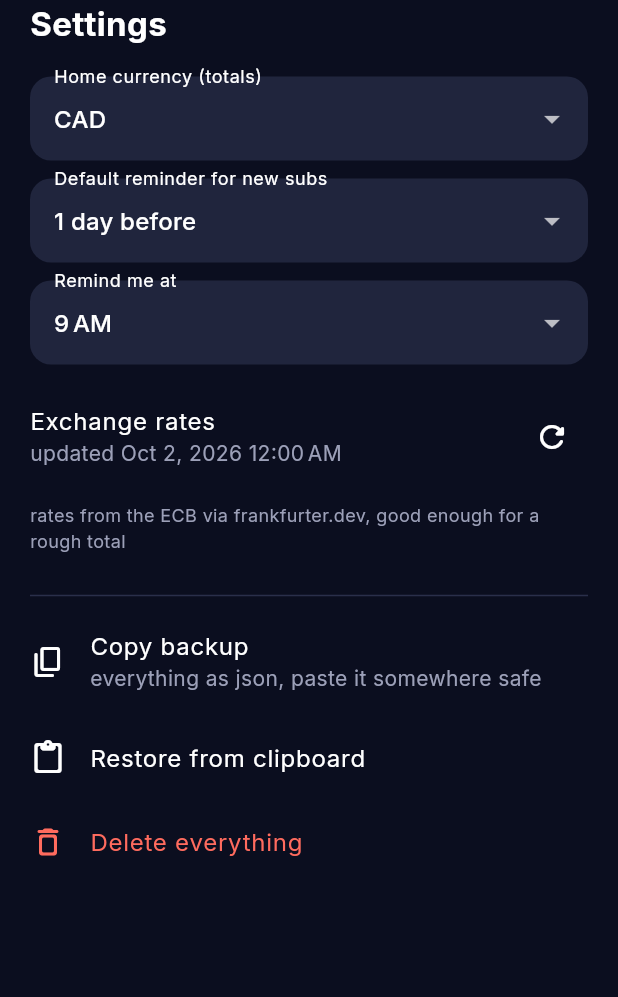
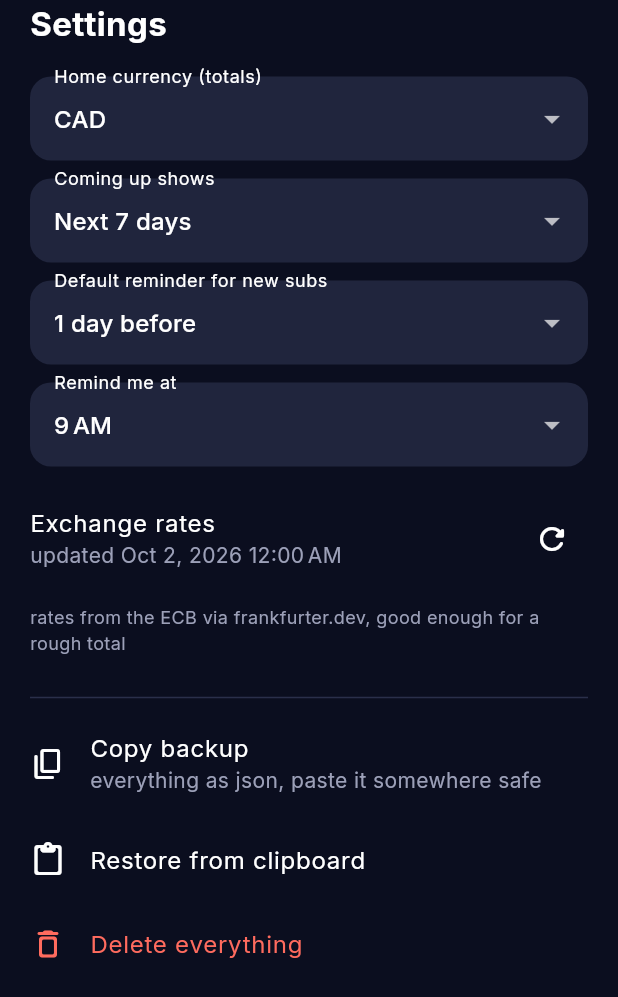
Before and after one commit to lwwdev/subdate, a Flutter app: the SettingsSheet widget shown alone on an empty page, opened directly, on a phone screen of 412 x 824 dp. Shown: the top 997 px of the screen. Run offline on Flutter 3.47's test engine with Material 3 defaults, Android fonts, the phone set to English and light mode, and no system bars; our stand-ins replace flutter_local_notifications, flutter_riverpod, flutter_timezone, google_fonts, hive_ce_flutter, image_picker and 2 more; accounts and stored records are empty.

Commit message:
coming up can show 7/14/30 days

```diff
--- a/lib/data/providers.dart
+++ b/lib/data/providers.dart
@@ -43,13 +43,15 @@ class Settings {
   final String homeCurrency;
   final int defaultRemind;
   final int notifyHour;
+  final int upcomingDays;
 
-  const Settings({this.homeCurrency = 'CAD', this.defaultRemind = 1, this.notifyHour = 9});
+  const Settings({this.homeCurrency = 'CAD', this.defaultRemind = 1, this.notifyHour = 9, this.upcomingDays = 7});
 
-  Settings copyWith({String? homeCurrency, int? defaultRemind, int? notifyHour}) => Settings(
+  Settings copyWith({String? homeCurrency, int? defaultRemind, int? notifyHour, int? upcomingDays}) => Settings(
         homeCurrency: homeCurrency ?? this.homeCurrency,
         defaultRemind: defaultRemind ?? this.defaultRemind,
         notifyHour: notifyHour ?? this.notifyHour,
+        upcomingDays: upcomingDays ?? this.upcomingDays,
       );
 }
 
@@ -61,6 +63,7 @@ class SettingsNotifier extends Notifier<Settings> {
       homeCurrency: st.get<String>('home') ?? 'CAD',
       defaultRemind: st.get<int>('remind') ?? 1,
       notifyHour: st.get<int>('hour') ?? 9,
+      upcomingDays: st.get<int>('days') ?? 7,
     );
   }
 
@@ -69,6 +72,7 @@ class SettingsNotifier extends Notifier<Settings> {
     await st.set('home', s.homeCurrency);
     await st.set('remind', s.defaultRemind);
     await st.set('hour', s.notifyHour);
+    await st.set('days', s.upcomingDays);
     state = s;
   }
 }
@@ -102,7 +106,8 @@ class Upcoming {
 
 final upcomingProvider = Provider<List<Upcoming>>((ref) {
   final now = dateOnly(ref.watch(nowProvider));
-  final end = now.add(const Duration(days: 6));
+  final days = ref.watch(settingsProvider.select((s) => s.upcomingDays));
+  final end = DateTime(now.year, now.month, now.day + days - 1);
   final out = <Upcoming>[
     for (final s in ref.watch(subsProvider))
       if (!s.paused)
--- a/lib/ui/coming_up_section.dart
+++ b/lib/ui/coming_up_section.dart
@@ -28,6 +28,7 @@ class _ComingUpSectionState extends ConsumerState<ComingUpSection> {
     final items = ref.watch(upcomingProvider);
     final total = ref.watch(upcomingTotalProvider);
     final home = ref.watch(settingsProvider).homeCurrency;
+    final days = ref.watch(settingsProvider).upcomingDays;
     final now = ref.watch(nowProvider);
     final fx = ref.watch(fxProvider);
     final open = _open.clamp(0, max(0, items.length - 1));
@@ -47,7 +48,7 @@ class _ComingUpSectionState extends ConsumerState<ComingUpSection> {
                 child: FittedBox(
                   fit: BoxFit.scaleDown,
                   child: Text(
-                    'Next 7 days, ${money(total, home)}',
+                    'Next $days days, ${money(total, home)}',
                     style: const TextStyle(color: AppColors.muted, fontSize: 14),
                   ),
                 ),
@@ -284,7 +285,7 @@ class _Empty extends StatelessWidget {
         borderRadius: BorderRadius.circular(28),
         border: Border.all(color: AppColors.cardBorder),
       ),
-      child: const Text('nothing due this week 🎉', style: TextStyle(color: AppColors.muted, fontSize: 16)),
+      child: const Text('nothing due soon 🎉', style: TextStyle(color: AppColors.muted, fontSize: 16)),
     );
   }
 }
--- a/lib/ui/settings_sheet.dart
+++ b/lib/ui/settings_sheet.dart
@@ -98,6 +98,17 @@ class _SettingsSheetState extends ConsumerState<SettingsSheet> {
             onChanged: (v) => notifier.update(settings.copyWith(homeCurrency: v)),
           ),
           const SizedBox(height: 12),
+          DropdownButtonFormField<int>(
+            initialValue: const [7, 14, 30].contains(settings.upcomingDays) ? settings.upcomingDays : 7,
+            decoration: const InputDecoration(labelText: 'Coming up shows'),
+            items: const [
+              DropdownMenuItem(value: 7, child: Text('Next 7 days')),
+              DropdownMenuItem(value: 14, child: Text('Next 14 days')),
+              DropdownMenuItem(value: 30, child: Text('Next 30 days')),
+            ],
+            onChanged: (v) => notifier.update(settings.copyWith(upcomingDays: v)),
+          ),
+          const SizedBox(height: 12),
           if (!kIsWeb) ...[
             DropdownButtonFormField<int>(
               initialValue: remindOptions.containsKey(settings.defaultRemind) ? settings.defaultRemind : 1,
```
